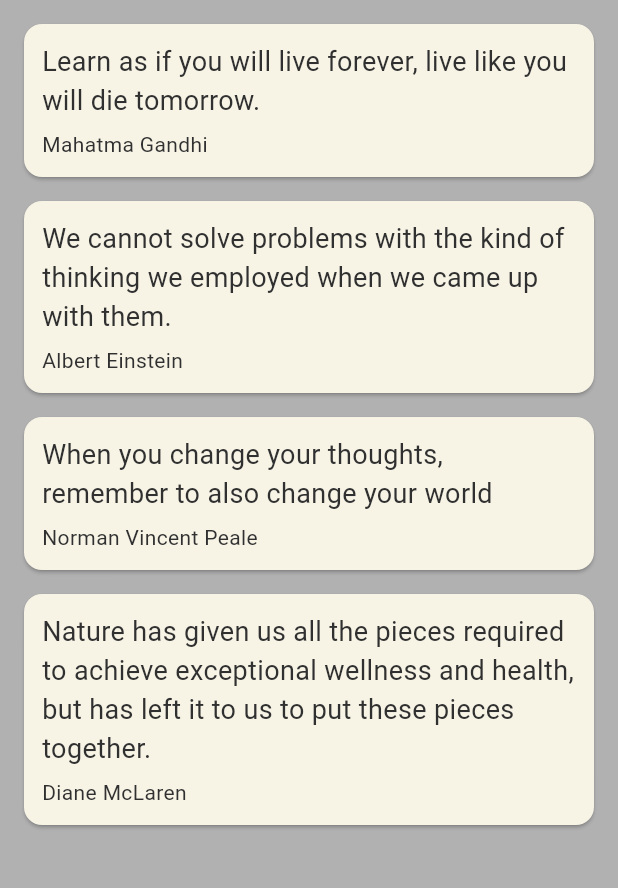
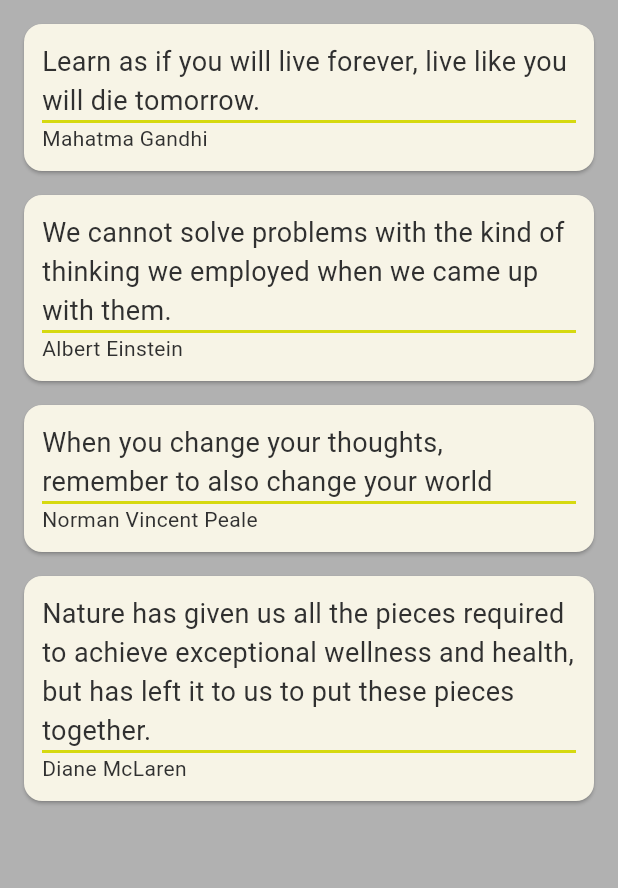
Before and after one commit to MYassineBoum/Motivational-Quotes-Flutter, a Flutter app: the screen it shows after launch, on a phone screen of 412 x 824 dp, the part 84-972 px from its top. Run offline on Flutter 3.47's test engine with Material 2 defaults, Android fonts, the phone set to English and light mode, and no system bars.

Commit message:
update main.dart

```diff
--- a/firstapp/lib/main.dart
+++ b/firstapp/lib/main.dart
@@ -53,7 +53,10 @@ class _MyHomePageState extends State<MyHomePage> {
                 color: const Color.fromARGB(255, 48, 48, 48),
               )
             ),
-            SizedBox(height: 6.0),
+            SizedBox(
+              height: 2.0,
+              child: const DecoratedBox(decoration: const BoxDecoration(color: Color.fromARGB(255, 214, 217, 15)),),
+            ),
             Text(
               quote.author,
               style: TextStyle(
```
